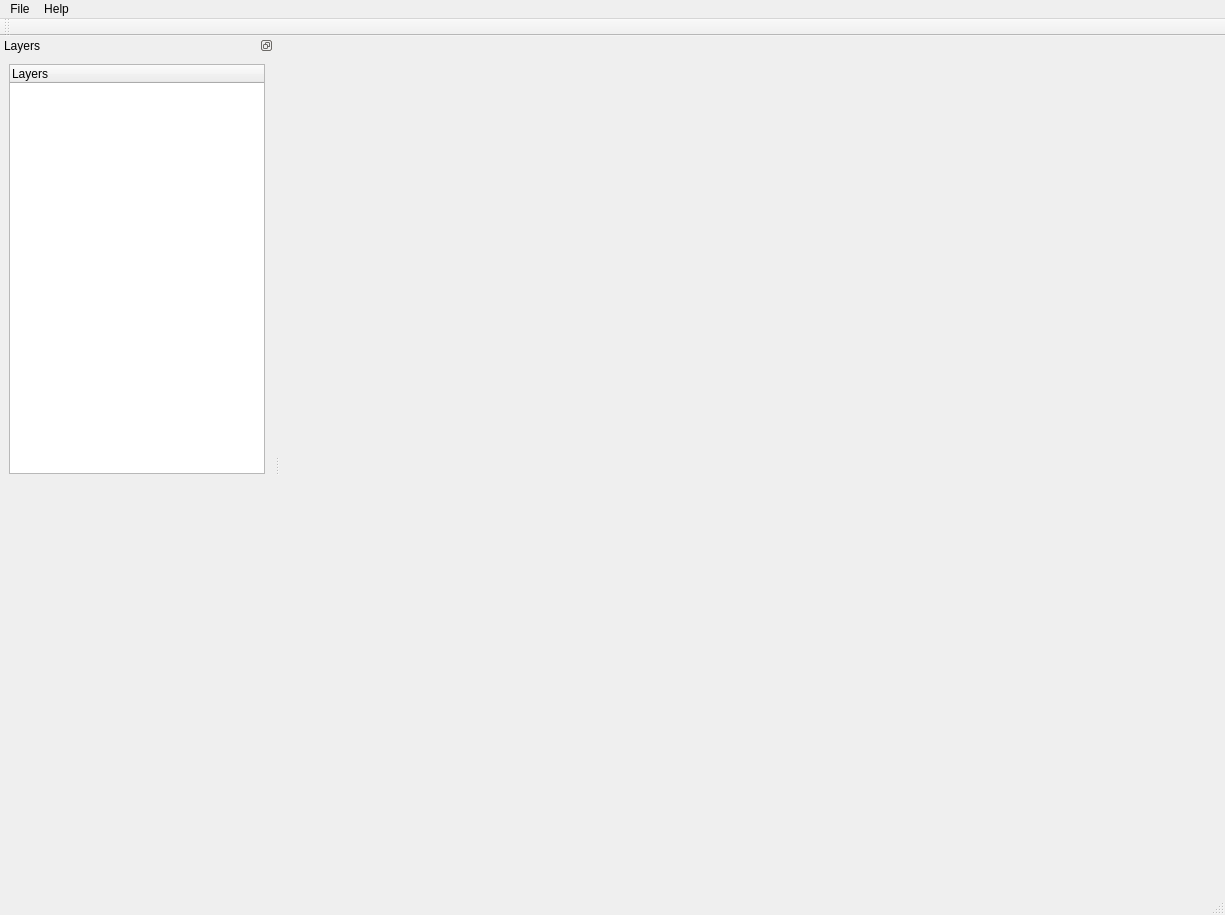
Before: the Qt Designer form src/gui/main_3d_window.ui in Trailblaze-Software/Blaze, drawn with Qt 5.
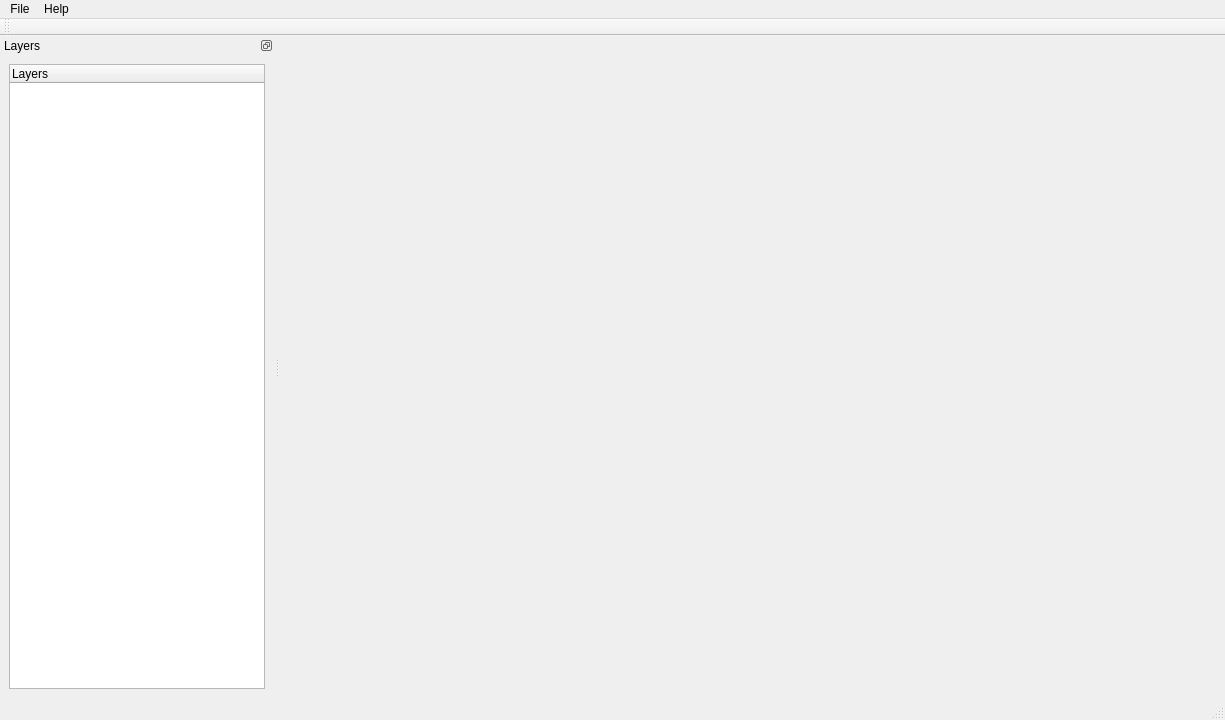
After: the same form once the commit is applied. Icons and pictures are not drawn.

The edit to the form file:
```diff
--- a/src/gui/main_3d_window.ui
+++ b/src/gui/main_3d_window.ui
@@ -7,7 +7,7 @@
     <x>0</x>
     <y>0</y>
     <width>1225</width>
-    <height>915</height>
+    <height>720</height>
    </rect>
   </property>
   <property name="sizePolicy">
@@ -108,6 +108,12 @@
     <layout class="QVBoxLayout" name="verticalLayout">
      <item>
       <widget class="QTreeWidget" name="treeWidget">
+       <property name="sizePolicy">
+        <sizepolicy hsizetype="Preferred" vsizetype="Expanding">
+         <horstretch>0</horstretch>
+         <verstretch>1</verstretch>
+        </sizepolicy>
+       </property>
        <column>
         <property name="text">
          <string>Layers</string>
@@ -115,19 +121,6 @@
        </column>
       </widget>
      </item>
-     <item>
-      <spacer name="verticalSpacer">
-       <property name="orientation">
-        <enum>Qt::Orientation::Vertical</enum>
-       </property>
-       <property name="sizeHint" stdset="0">
-        <size>
-         <width>20</width>
-         <height>40</height>
-        </size>
-       </property>
-      </spacer>
-     </item>
     </layout>
    </widget>
   </widget>
```
Left out of the diff: 9 changed lines with no effect on the pictures.
